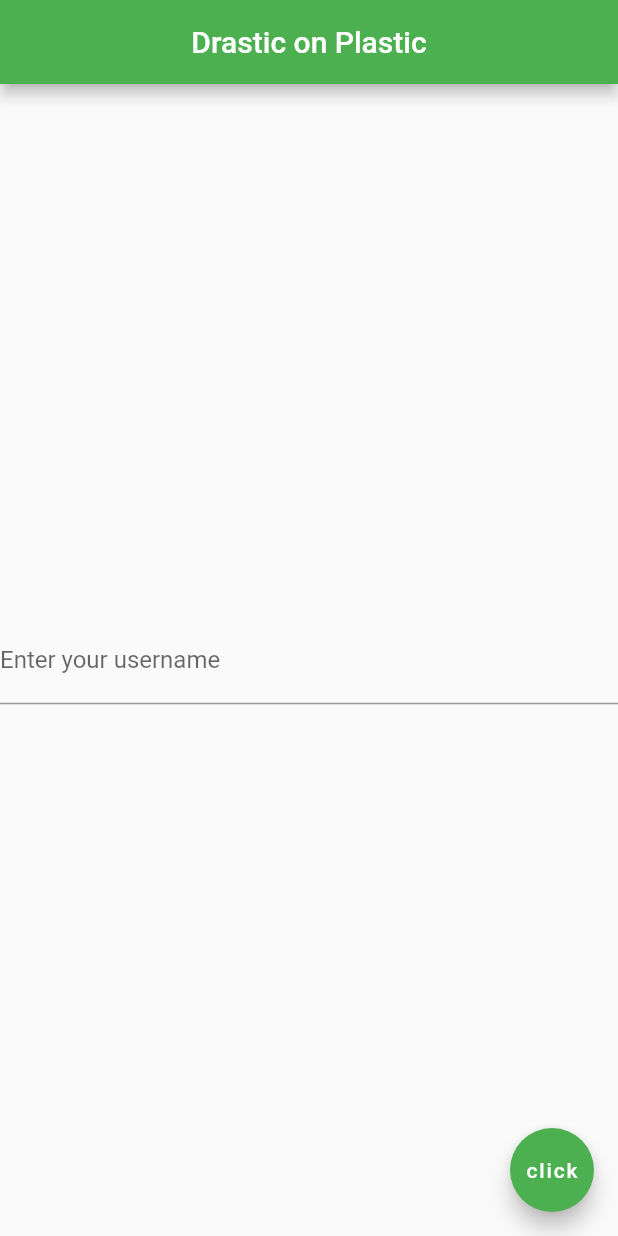
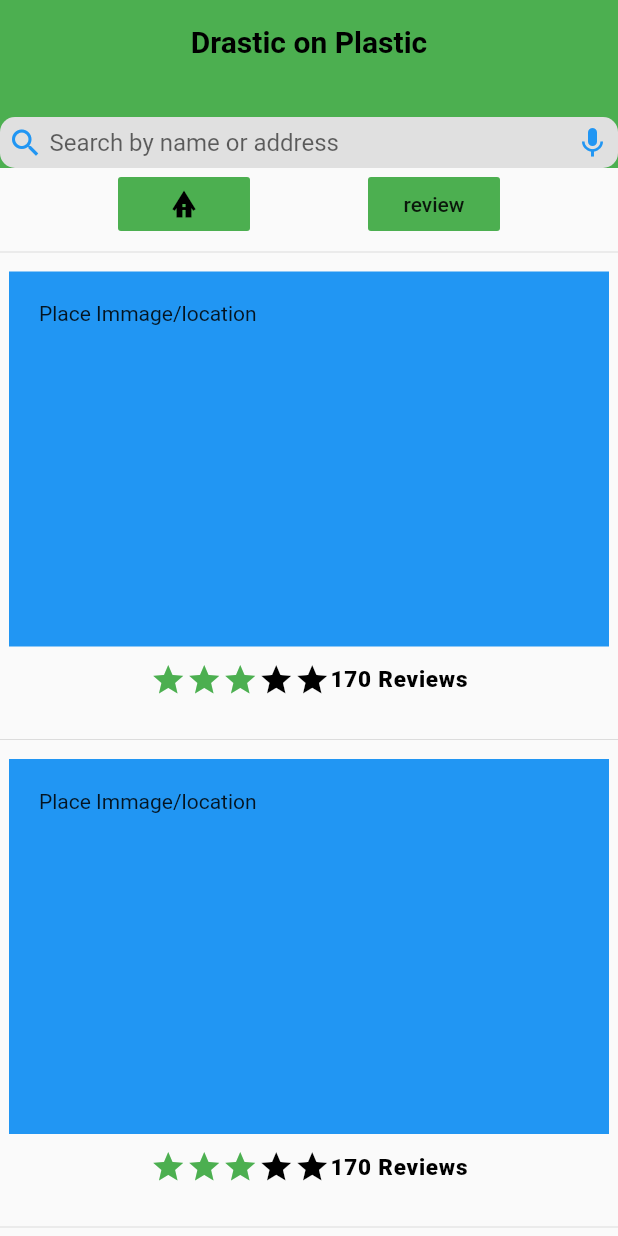
Before and after one commit to Gianni5/eco_app, a Flutter app: the screen it shows after launch, on a phone screen of 412 x 824 dp. Run offline on Flutter 3.47's test engine with Material 2 defaults, Android fonts, the phone set to English and light mode, and no system bars.

Commit message:
created overview page

```diff
--- a/lib/main.dart
+++ b/lib/main.dart
@@ -1,44 +1,8 @@
 import 'package:flutter/material.dart';
+import 'package:tutorial_beginner/pages/loginPage.dart';
+import 'package:tutorial_beginner/pages/overviewPage.dart';
+import 'package:tutorial_beginner/pages/searchPlaces.dart';
 
 void main() => runApp(const MaterialApp(
-  home: Home(),
+  home: Overview(),
 ));
-
-class Home extends StatelessWidget {
-  const Home({ Key? key }) : super(key: key);
-
-  @override
-  Widget build(BuildContext context) {
-    return Scaffold(
-      appBar: AppBar(
-        title: const Text('Drastic on Plastic'),
-        centerTitle: true,
-        backgroundColor: Colors.green,
-      ),
-      body: Column(
-          mainAxisAlignment: MainAxisAlignment.center,
-          crossAxisAlignment: CrossAxisAlignment.center,
-          children: <Widget>[
-
-            Center(
-
-              child: TextFormField(
-                decoration: const InputDecoration(
-                  border: UnderlineInputBorder(),
-                  labelText: 'Enter your username',
-                ),
-              ),
-            ),
-          ],
-        ),
-        floatingActionButton: const FloatingActionButton(
-          onPressed: null ,
-          child: Text('click'),
-          backgroundColor: Colors.green,
-
-        ),
-    );
-
-
-  }
-}
--- /dev/null
+++ b/lib/pages/overviewPage.dart
@@ -0,0 +1,229 @@
+import 'package:flutter/material.dart';
+class Overview extends StatefulWidget {
+  const Overview({ Key? key }) : super(key: key);
+
+  @override
+  State<StatefulWidget> createState() => OverviewState();
+}
+class OverviewState extends State<Overview>{
+
+  var stars = Row(
+      mainAxisSize: MainAxisSize.min,
+      children: [
+        Icon(Icons.star, color: Colors.green[500]),
+        Icon(Icons.star, color: Colors.green[500]),
+        Icon(Icons.star, color: Colors.green[500]),
+        const Icon(Icons.star, color: Colors.black),
+        const Icon(Icons.star, color: Colors.black),
+      ],
+  );
+
+  @override
+  Widget build(BuildContext context){
+    return Scaffold(
+      appBar: AppBar(
+        elevation: 0.0,
+        backgroundColor: Colors.green,
+        title: const Text("Drastic on Plastic",style: TextStyle(
+          color: Colors.black,
+          fontWeight: FontWeight.bold,
+        ),
+        ),
+        centerTitle: true,
+        bottom: PreferredSize(
+          preferredSize: Size.fromHeight(kToolbarHeight),
+          child: Container(
+              width: 500,
+              //padding: const EdgeInsets.all(8),
+              decoration: BoxDecoration(
+                borderRadius: BorderRadius.circular(10),
+                color: Colors.grey[300],
+              ),
+              child: Padding(
+                padding: const EdgeInsets.all(5.0),
+                child: Material(
+                  color: Colors.grey[300],
+                  child: Row(
+                    mainAxisSize: MainAxisSize.min,
+                    children: <Widget>[
+                      const Icon(Icons.search,color: Colors.blue),
+                      Expanded(
+                        child: TextField(
+                          // textAlign: TextAlign.center,
+                          decoration: const InputDecoration.collapsed(
+                            hintText: ' Search by name or address',
+                          ),
+                          onChanged: (value) {
+
+                          },
+                        ),
+                      ),
+                      InkWell(
+                        child: const Icon(Icons.mic,color: Colors.blue,),
+                        onTap: () {
+
+                        },
+                      )
+                    ],
+                  ),
+                ),
+              )
+          ) ,
+        ),
+
+      ),
+      body:
+      SingleChildScrollView(
+         child: Column(
+          children: <Widget>[
+            Row(
+              mainAxisAlignment: MainAxisAlignment.spaceEvenly,
+              crossAxisAlignment: CrossAxisAlignment.start,
+              children: <Widget>[
+                FlatButton(
+
+                  onPressed: (){},
+                  color: Colors.green ,
+                  child:const Icon(Icons.bungalow,color: Colors.black),
+                ),
+                FlatButton(
+
+                  onPressed: (){},
+                  color: Colors.green ,
+                  child: Text('review'),
+                ),
+              ],
+
+            ),
+            Divider(),
+            Row(
+
+              mainAxisAlignment: MainAxisAlignment.center,
+              crossAxisAlignment: CrossAxisAlignment.start,
+              children: [
+                Container(
+                  margin: EdgeInsets.fromLTRB(0, 5, 0, 5),
+                  width: 400.0,
+                  height: 250.0,
+                  color: Colors.blue,
+                  padding: EdgeInsets.all(20),
+                  child: Text('Place Immage/location'),
+                ),
+              ],
+            ),
+            Row(
+              mainAxisAlignment: MainAxisAlignment.center,
+              crossAxisAlignment: CrossAxisAlignment.center,
+              children:<Widget>[
+                Container(
+                  padding: const EdgeInsets.fromLTRB(20, 5, 20, 20),
+                  child: Row(
+                    mainAxisAlignment: MainAxisAlignment.spaceEvenly,
+                    children: [
+                      stars,
+                      const Text(
+                        '170 Reviews',
+                        style: TextStyle(
+                          color: Colors.black,
+                          fontWeight: FontWeight.w800,
+                          fontFamily: 'Roboto',
+                          letterSpacing: 0.5,
+                          fontSize: 15,
+                        ),
+                      ),
+                    ],
+                  ),
+                ),
+              ],
+            ),
+            Divider(),
+            Row(
+
+              mainAxisAlignment: MainAxisAlignment.center,
+              crossAxisAlignment: CrossAxisAlignment.start,
+              children: [
+                Container(
+                  margin: EdgeInsets.fromLTRB(0, 5, 0, 5),
+                  width: 400.0,
+                  height: 250.0,
+                  color: Colors.blue,
+                  padding: EdgeInsets.all(20),
+                  child: Text('Place Immage/location'),
+                ),
+              ],
+            ),
+            Row(
+              mainAxisAlignment: MainAxisAlignment.center,
+              crossAxisAlignment: CrossAxisAlignment.center,
+              children:<Widget>[
+                Container(
+                  padding: const EdgeInsets.fromLTRB(20, 5, 20, 20),
+                  child: Row(
+                    mainAxisAlignment: MainAxisAlignment.spaceEvenly,
+                    children: [
+                      stars,
+                      const Text(
+                        '170 Reviews',
+                        style: TextStyle(
+                          color: Colors.black,
+                          fontWeight: FontWeight.w800,
+                          fontFamily: 'Roboto',
+                          letterSpacing: 0.5,
+                          fontSize: 15,
+                        ),
+                      ),
+                    ],
+                  ),
+                ),
+              ],
+            ),
+            Divider(),
+            Row(
+
+              mainAxisAlignment: MainAxisAlignment.center,
+              crossAxisAlignment: CrossAxisAlignment.start,
+              children: [
+                Container(
+                  margin: EdgeInsets.fromLTRB(0, 5, 0, 5),
+                  width: 400.0,
+                  height: 250.0,
+                  color: Colors.blue,
+                  padding: EdgeInsets.all(20),
+                  child: Text('Place Immage/location'),
+                ),
+              ],
+            ),
+            Row(
+              mainAxisAlignment: MainAxisAlignment.center,
+              crossAxisAlignment: CrossAxisAlignment.center,
+              children:<Widget>[
+                Container(
+                  padding: const EdgeInsets.fromLTRB(20, 5, 20, 20),
+                  child: Row(
+                    mainAxisAlignment: MainAxisAlignment.spaceEvenly,
+                    children: [
+                      stars,
+                      const Text(
+                        '170 Reviews',
+                        style: TextStyle(
+                          color: Colors.black,
+                          fontWeight: FontWeight.w800,
+                          fontFamily: 'Roboto',
+                          letterSpacing: 0.5,
+                          fontSize: 15,
+                        ),
+                      ),
+                    ],
+                  ),
+                ),
+              ],
+            ),
+            Divider(),
+
+          ],
+
+        ),
+      ),
+    );
+  }
+}
```
Also changed, not shown: lib/pages/searchPlaces.dart (added, +181 -0 lines).
